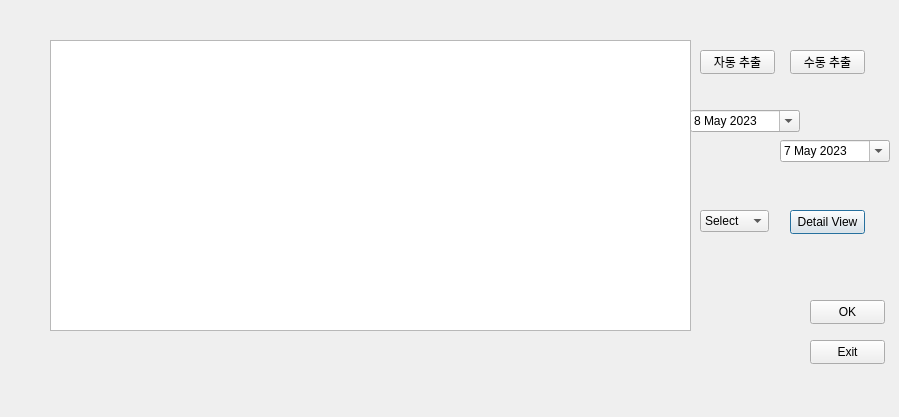
Above: pacs_log.ui from jamemanionda/2023_skku_medical before the change. Below: the same form after it.
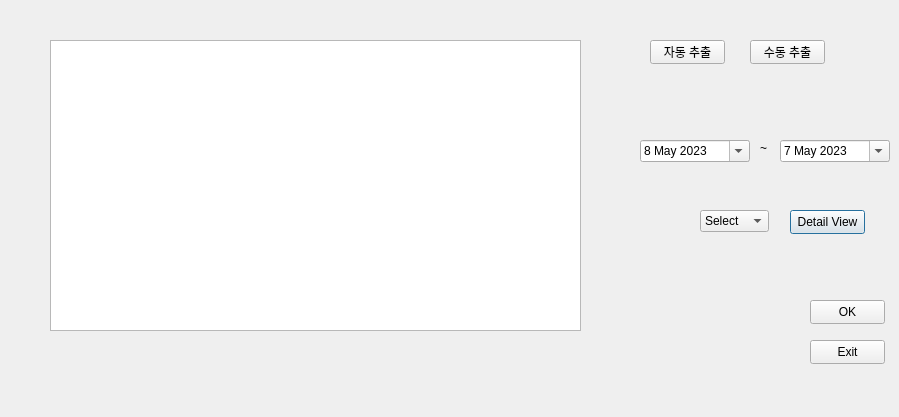
That is the form after the change.

```diff
--- a/pacs_log.ui
+++ b/pacs_log.ui
@@ -18,7 +18,7 @@
     <rect>
      <x>50</x>
      <y>40</y>
-     <width>641</width>
+     <width>531</width>
      <height>291</height>
     </rect>
    </property>
@@ -65,8 +65,8 @@
   <widget class="QDateEdit" name="sdate">
    <property name="geometry">
     <rect>
-     <x>690</x>
-     <y>110</y>
+     <x>640</x>
+     <y>140</y>
      <width>110</width>
      <height>22</height>
     </rect>
@@ -120,8 +120,8 @@
   <widget class="QPushButton" name="auto_button">
    <property name="geometry">
     <rect>
-     <x>700</x>
-     <y>50</y>
+     <x>650</x>
+     <y>40</y>
      <width>75</width>
      <height>24</height>
     </rect>
@@ -133,8 +133,8 @@
   <widget class="QPushButton" name="manual_button">
    <property name="geometry">
     <rect>
-     <x>790</x>
-     <y>50</y>
+     <x>750</x>
+     <y>40</y>
      <width>75</width>
      <height>24</height>
     </rect>
@@ -173,6 +173,19 @@
     <bool>true</bool>
    </property>
   </widget>
+  <widget class="QLabel" name="label">
+   <property name="geometry">
+    <rect>
+     <x>760</x>
+     <y>140</y>
+     <width>48</width>
+     <height>16</height>
+    </rect>
+   </property>
+   <property name="text">
+    <string>~</string>
+   </property>
+  </widget>
  </widget>
  <resources/>
  <connections/>
```
